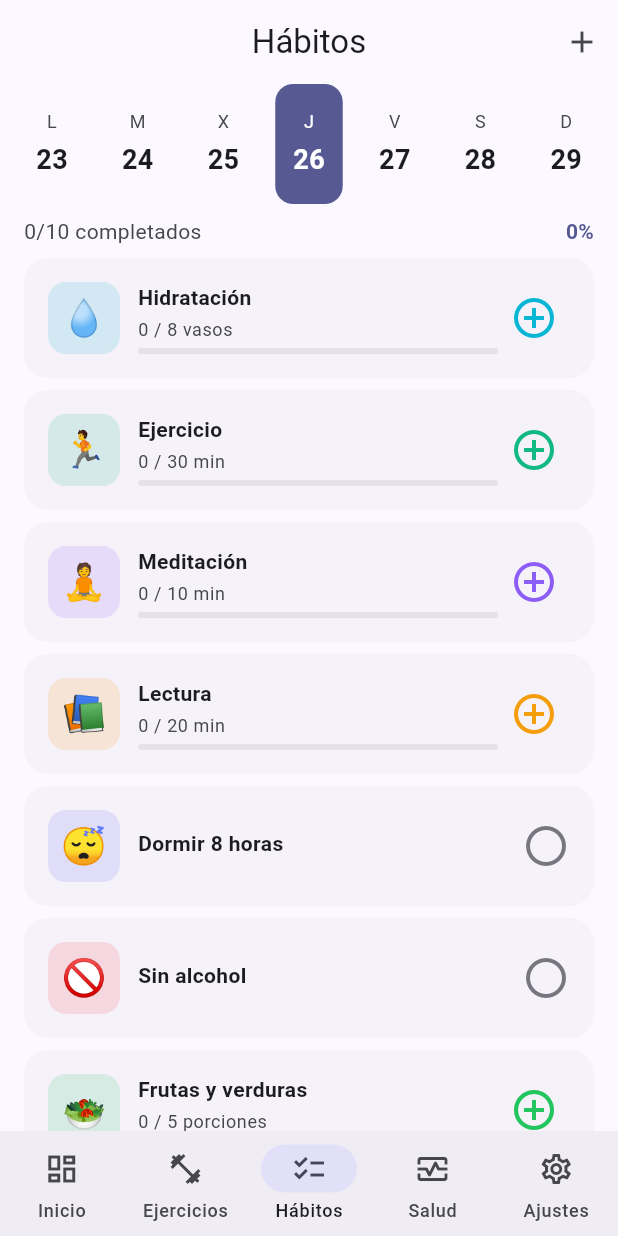
After one commit to aalvag/dead-porky, a Flutter app: the HabitTrackerScreen screen opened by its route, on a phone screen of 412 x 824 dp. The commit adds this screen. Run offline on Flutter 3.47's test engine with Material 3 defaults, Android fonts, the phone set to English and light mode, and no system bars; our stand-ins replace cloud_firestore, dio, drift, firebase_auth, firebase_core, flutter_dotenv and 4 more; accounts and stored records are empty; generated files the repository leaves out were written again.

Commit message:
feat: Sistema de Hábitos completo
- Habit entity con tipos (boolean, cantidad, duración, timer)
- 10 hábitos predefinidos (agua, ejercicio, meditación, etc.)
- HabitTrackerScreen con calendario de 7 días
- Selector de fecha interactivo
- Progreso visual por hábito (barras y checks)
- Sistema de rachas (streaks)
- Agregar hábitos desde presets
- Registro de valores personalizados

```diff
--- a/lib/core/router/app_router.dart
+++ b/lib/core/router/app_router.dart
@@ -8,6 +8,7 @@ import 'package:dead_porky/features/auth/presentation/providers/auth_provider.da
 import 'package:dead_porky/features/dashboard/presentation/screens/dashboard_screen.dart';
 import 'package:dead_porky/features/exercises/presentation/screens/exercise_list_screen.dart';
 import 'package:dead_porky/features/exercises/presentation/screens/active_workout_screen.dart';
+import 'package:dead_porky/features/habits/presentation/screens/habit_tracker_screen.dart';
 
 // ==================== Route Names ====================
 abstract class AppRoutes {
@@ -140,8 +141,7 @@ final routerProvider = Provider<GoRouter>((ref) {
               GoRoute(
                 path: '/habits',
                 name: AppRoutes.habits,
-                builder: (context, state) =>
-                    const _PlaceholderScreen(title: 'Hábitos'),
+                builder: (context, state) => const HabitTrackerScreen(),
               ),
             ],
           ),
--- /dev/null
+++ b/lib/features/habits/domain/entities/habit.dart
@@ -0,0 +1,224 @@
+import 'package:flutter/material.dart';
+import 'package:flutter_riverpod/flutter_riverpod.dart';
+import 'package:uuid/uuid.dart';
+
+// ==================== Entities ====================
+
+class Habit {
+  final String id;
+  final String name;
+  final String icon;
+  final Color color;
+  final HabitType type;
+  final double? targetValue;
+  final String? targetUnit;
+  final HabitFrequency frequency;
+  final List<int>? customDays;
+  final String? reminderTime;
+  final bool reminderEnabled;
+  final String category;
+  final int currentStreak;
+  final int longestStreak;
+  final bool archived;
+  final DateTime createdAt;
+
+  const Habit({
+    required this.id,
+    required this.name,
+    required this.icon,
+    required this.color,
+    required this.type,
+    this.targetValue,
+    this.targetUnit,
+    required this.frequency,
+    this.customDays,
+    this.reminderTime,
+    this.reminderEnabled = false,
+    required this.category,
+    this.currentStreak = 0,
+    this.longestStreak = 0,
+    this.archived = false,
+    required this.createdAt,
+  });
+
+  factory Habit.create({
+    required String name,
+    required String icon,
+    required Color color,
+    required HabitType type,
+    double? targetValue,
+    String? targetUnit,
+    required HabitFrequency frequency,
+    required String category,
+  }) {
+    return Habit(
+      id: const Uuid().v4(),
+      name: name,
+      icon: icon,
+      color: color,
+      type: type,
+      targetValue: targetValue,
+      targetUnit: targetUnit,
+      frequency: frequency,
+      category: category,
+      createdAt: DateTime.now(),
+    );
+  }
+
+  Habit copyWith({
+    String? name,
+    String? icon,
+    Color? color,
+    HabitType? type,
+    double? targetValue,
+    String? targetUnit,
+    HabitFrequency? frequency,
+    int? currentStreak,
+    int? longestStreak,
+    bool? archived,
+  }) {
+    return Habit(
+      id: id,
+      name: name ?? this.name,
+      icon: icon ?? this.icon,
+      color: color ?? this.color,
+      type: type ?? this.type,
+      targetValue: targetValue ?? this.targetValue,
+      targetUnit: targetUnit ?? this.targetUnit,
+      frequency: frequency ?? this.frequency,
+      customDays: customDays,
+      reminderTime: reminderTime,
+      reminderEnabled: reminderEnabled,
+      category: category,
+      currentStreak: currentStreak ?? this.currentStreak,
+      longestStreak: longestStreak ?? this.longestStreak,
+      archived: archived ?? this.archived,
+      createdAt: createdAt,
+    );
+  }
+}
+
+enum HabitType { boolean, quantity, duration, timer }
+
+enum HabitFrequency { daily, weekly, weekdays, custom }
+
+extension HabitTypeX on HabitType {
+  String get label {
+    switch (this) {
+      case HabitType.boolean:
+        return 'Sí/No';
+      case HabitType.quantity:
+        return 'Cantidad';
+      case HabitType.duration:
+        return 'Duración';
+      case HabitType.timer:
+        return 'Temporizador';
+    }
+  }
+}
+
+extension HabitFrequencyX on HabitFrequency {
+  String get label {
+    switch (this) {
+      case HabitFrequency.daily:
+        return 'Diario';
+      case HabitFrequency.weekly:
+        return 'Semanal';
+      case HabitFrequency.weekdays:
+        return 'Días laborales';
+      case HabitFrequency.custom:
+        return 'Personalizado';
+    }
+  }
+}
+
+// ==================== Preset Habits ====================
+
+class PresetHabits {
+  static final List<Map<String, dynamic>> habits = [
+    {
+      'name': 'Hidratación',
+      'icon': '💧',
+      'color': const Color(0xFF06B6D4),
+      'type': HabitType.quantity,
+      'targetValue': 8.0,
+      'targetUnit': 'vasos',
+      'category': 'health',
+    },
+    {
+      'name': 'Ejercicio',
+      'icon': '🏃',
+      'color': const Color(0xFF10B981),
+      'type': HabitType.duration,
+      'targetValue': 30.0,
+      'targetUnit': 'min',
+      'category': 'fitness',
+    },
+    {
+      'name': 'Meditación',
+      'icon': '🧘',
+      'color': const Color(0xFF8B5CF6),
+      'type': HabitType.duration,
+      'targetValue': 10.0,
+      'targetUnit': 'min',
+      'category': 'mindfulness',
+    },
+    {
+      'name': 'Lectura',
+      'icon': '📚',
+      'color': const Color(0xFFF59E0B),
+      'type': HabitType.duration,
+      'targetValue': 20.0,
+      'targetUnit': 'min',
+      'category': 'personal',
+    },
+    {
+      'name': 'Dormir 8 horas',
+      'icon': '😴',
+      'color': const Color(0xFF6366F1),
+      'type': HabitType.boolean,
+      'category': 'sleep',
+    },
+    {
+      'name': 'Sin alcohol',
+      'icon': '🚫',
+      'color': const Color(0xFFEF4444),
+      'type': HabitType.boolean,
+      'category': 'health',
+    },
+    {
+      'name': 'Frutas y verduras',
+      'icon': '🥗',
+      'color': const Color(0xFF22C55E),
+      'type': HabitType.quantity,
+      'targetValue': 5.0,
+      'targetUnit': 'porciones',
+      'category': 'nutrition',
+    },
+    {
+      'name': 'Caminar',
+      'icon': '🚶',
+      'color': const Color(0xFF3B82F6),
+      'type': HabitType.quantity,
+      'targetValue': 10000.0,
+      'targetUnit': 'pasos',
+      'category': 'fitness',
+    },
+    {
+      'name': 'Estiramientos',
+      'icon': '🤸',
+      'color': const Color(0xFFEC4899),
+      'type': HabitType.duration,
+      'targetValue': 10.0,
+      'targetUnit': 'min',
+      'category': 'fitness',
+    },
+    {
+      'name': 'Diario de gratitud',
+      'icon': '🙏',
+      'color': const Color(0xFFF97316),
+      'type': HabitType.boolean,
+      'category': 'mindfulness',
+    },
+  ];
+}
--- /dev/null
+++ b/lib/features/habits/presentation/screens/habit_tracker_screen.dart
@@ -0,0 +1,478 @@
+import 'package:flutter/material.dart';
+import 'package:flutter_riverpod/flutter_riverpod.dart';
+import 'package:dead_porky/features/habits/domain/entities/habit.dart';
+
+// ==================== Providers ====================
+
+final habitsProvider = StateProvider<List<Habit>>((ref) {
+  return PresetHabits.habits
+      .map(
+        (h) => Habit.create(
+          name: h['name'],
+          icon: h['icon'],
+          color: h['color'],
+          type: h['type'],
+          targetValue: h['targetValue'],
+          targetUnit: h['targetUnit'],
+          category: h['category'],
+          frequency: HabitFrequency.daily,
+        ),
+      )
+      .toList();
+});
+
+final habitLogsProvider = StateProvider<Map<String, Map<String, double>>>((
+  ref,
+) {
+  return {}; // {habitId: {date: value}}
+});
+
+final selectedDateProvider = StateProvider<DateTime>((ref) => DateTime.now());
+
+// ==================== Screen ====================
+
+class HabitTrackerScreen extends ConsumerWidget {
+  const HabitTrackerScreen({super.key});
+
+  @override
+  Widget build(BuildContext context, WidgetRef ref) {
+    final theme = Theme.of(context);
+    final habits = ref.watch(habitsProvider);
+    final selectedDate = ref.watch(selectedDateProvider);
+    final habitLogs = ref.watch(habitLogsProvider);
+
+    final completedToday = habits.where((h) {
+      final dateKey = _dateKey(selectedDate);
+      return habitLogs[h.id]?[dateKey] != null &&
+          (h.type == HabitType.boolean
+              ? habitLogs[h.id]![dateKey]! > 0
+              : habitLogs[h.id]![dateKey]! >= (h.targetValue ?? 1));
+    }).length;
+
+    return Scaffold(
+      appBar: AppBar(
+        title: const Text('Hábitos'),
+        actions: [
+          IconButton(
+            icon: const Icon(Icons.add),
+            onPressed: () => _showAddHabitSheet(context, ref),
+          ),
+        ],
+      ),
+      body: Column(
+        children: [
+          // Date selector
+          _DateSelector(
+            selectedDate: selectedDate,
+            onDateChanged: (date) {
+              ref.read(selectedDateProvider.notifier).state = date;
+            },
+          ),
+
+          // Progress summary
+          Padding(
+            padding: const EdgeInsets.symmetric(horizontal: 16, vertical: 8),
+            child: Row(
+              children: [
+                Text(
+                  '$completedToday/${habits.length} completados',
+                  style: theme.textTheme.bodyMedium?.copyWith(
+                    color: theme.colorScheme.onSurfaceVariant,
+                  ),
+                ),
+                const Spacer(),
+                Text(
+                  '${(completedToday / habits.length * 100).toStringAsFixed(0)}%',
+                  style: theme.textTheme.bodyMedium?.copyWith(
+                    fontWeight: FontWeight.bold,
+                    color: theme.colorScheme.primary,
+                  ),
+                ),
+              ],
+            ),
+          ),
+
+          // Habits list
+          Expanded(
+            child: ListView.builder(
+              padding: const EdgeInsets.symmetric(horizontal: 16),
+              itemCount: habits.length,
+              itemBuilder: (context, index) {
+                final habit = habits[index];
+                final dateKey = _dateKey(selectedDate);
+                final value = habitLogs[habit.id]?[dateKey] ?? 0;
+                final isCompleted = habit.type == HabitType.boolean
+                    ? value > 0
+                    : value >= (habit.targetValue ?? 1);
+
+                return _HabitCard(
+                  habit: habit,
+                  currentValue: value,
+                  isCompleted: isCompleted,
+                  onTap: () => _toggleHabit(context, ref, habit),
+                  onIncrement: () => _incrementHabit(ref, habit),
+                );
+              },
+            ),
+          ),
+        ],
+      ),
+    );
+  }
+
+  String _dateKey(DateTime date) =>
+      '${date.year}-${date.month.toString().padLeft(2, '0')}-${date.day.toString().padLeft(2, '0')}';
+
+  void _toggleHabit(BuildContext context, WidgetRef ref, Habit habit) {
+    final logs = Map<String, Map<String, double>>.from(
+      ref.read(habitLogsProvider),
+    );
+    final dateKey = _dateKey(ref.read(selectedDateProvider));
+
+    logs[habit.id] ??= {};
+    final current = logs[habit.id]![dateKey] ?? 0;
+
+    if (habit.type == HabitType.boolean) {
+      logs[habit.id]![dateKey] = current > 0 ? 0 : 1;
+    } else {
+      _showValueDialog(context, ref, habit, logs, dateKey);
+      return;
+    }
+
+    ref.read(habitLogsProvider.notifier).state = logs;
+  }
+
+  void _incrementHabit(WidgetRef ref, Habit habit) {
+    final logs = Map<String, Map<String, double>>.from(
+      ref.read(habitLogsProvider),
+    );
+    final dateKey = _dateKey(ref.read(selectedDateProvider));
+
+    logs[habit.id] ??= {};
+    logs[habit.id]![dateKey] = (logs[habit.id]![dateKey] ?? 0) + 1;
+
+    ref.read(habitLogsProvider.notifier).state = logs;
+  }
+
+  void _showValueDialog(
+    BuildContext context,
+    WidgetRef ref,
+    Habit habit,
+    Map<String, Map<String, double>> logs,
+    String dateKey,
+  ) {
+    final controller = TextEditingController(
+      text: (logs[habit.id]?[dateKey] ?? 0).toStringAsFixed(0),
+    );
+
+    showDialog(
+      context: context,
+      builder: (context) => AlertDialog(
+        title: Text(habit.name),
+        content: TextField(
+          controller: controller,
+          keyboardType: TextInputType.number,
+          decoration: InputDecoration(
+            labelText: habit.targetUnit ?? 'Valor',
+            suffixText: habit.targetUnit,
+          ),
+          autofocus: true,
+        ),
+        actions: [
+          TextButton(
+            onPressed: () => Navigator.pop(context),
+            child: const Text('Cancelar'),
+          ),
+          FilledButton(
+            onPressed: () {
+              final value = double.tryParse(controller.text) ?? 0;
+              logs[habit.id] ??= {};
+              logs[habit.id]![dateKey] = value;
+              ref.read(habitLogsProvider.notifier).state = logs;
+              Navigator.pop(context);
+            },
+            child: const Text('Guardar'),
+          ),
+        ],
+      ),
+    );
+  }
+
+  void _showAddHabitSheet(BuildContext context, WidgetRef ref) {
+    showModalBottomSheet(
+      context: context,
+      isScrollControlled: true,
+      builder: (context) => DraggableScrollableSheet(
+        initialChildSize: 0.7,
+        minChildSize: 0.5,
+        maxChildSize: 0.9,
+        expand: false,
+        builder: (context, scrollController) => Column(
+          children: [
+            Padding(
+              padding: const EdgeInsets.all(16),
+              child: Text(
+                'Agregar hábito',
+                style: Theme.of(
+                  context,
+                ).textTheme.titleLarge?.copyWith(fontWeight: FontWeight.bold),
+              ),
+            ),
+            Expanded(
+              child: ListView.builder(
+                controller: scrollController,
+                itemCount: PresetHabits.habits.length,
+                itemBuilder: (context, index) {
+                  final preset = PresetHabits.habits[index];
+                  return ListTile(
+                    leading: Text(
+                      preset['icon'],
+                      style: const TextStyle(fontSize: 28),
+                    ),
+                    title: Text(preset['name']),
+                    subtitle: Text(preset['type'].label),
+                    onTap: () {
+                      final habit = Habit.create(
+                        name: preset['name'],
+                        icon: preset['icon'],
+                        color: preset['color'],
+                        type: preset['type'],
+                        targetValue: preset['targetValue'],
+                        targetUnit: preset['targetUnit'],
+                        category: preset['category'],
+                        frequency: HabitFrequency.daily,
+                      );
+                      final habits = List<Habit>.from(ref.read(habitsProvider));
+                      habits.add(habit);
+                      ref.read(habitsProvider.notifier).state = habits;
+                      Navigator.pop(context);
+                    },
+                  );
+                },
+              ),
+            ),
+          ],
+        ),
+      ),
+    );
+  }
+}
+
+// ==================== Widgets ====================
+
+class _DateSelector extends StatelessWidget {
+  final DateTime selectedDate;
+  final Function(DateTime) onDateChanged;
+
+  const _DateSelector({
+    required this.selectedDate,
+    required this.onDateChanged,
+  });
+
+  @override
+  Widget build(BuildContext context) {
+    final theme = Theme.of(context);
+    final today = DateTime.now();
+    final days = List.generate(7, (i) => today.subtract(Duration(days: 3 - i)));
+
+    return SizedBox(
+      height: 80,
+      child: Row(
+        mainAxisAlignment: MainAxisAlignment.spaceEvenly,
+        children: days.map((date) {
+          final isSelected =
+              date.year == selectedDate.year &&
+              date.month == selectedDate.month &&
+              date.day == selectedDate.day;
+          final isToday =
+              date.year == today.year &&
+              date.month == today.month &&
+              date.day == today.day;
+
+          return GestureDetector(
+            onTap: () => onDateChanged(date),
+            child: Container(
+              width: 45,
+              decoration: BoxDecoration(
+                color: isSelected
+                    ? theme.colorScheme.primary
+                    : Colors.transparent,
+                borderRadius: BorderRadius.circular(12),
+                border: isToday && !isSelected
+                    ? Border.all(color: theme.colorScheme.primary)
+                    : null,
+              ),
+              child: Column(
+                mainAxisAlignment: MainAxisAlignment.center,
+                children: [
+                  Text(
+                    ['L', 'M', 'X', 'J', 'V', 'S', 'D'][date.weekday - 1],
+                    style: TextStyle(
+                      fontSize: 12,
+                      color: isSelected
+                          ? theme.colorScheme.onPrimary
+                          : theme.colorScheme.onSurfaceVariant,
+                    ),
+                  ),
+                  const SizedBox(height: 4),
+                  Text(
+                    '${date.day}',
+                    style: TextStyle(
+                      fontSize: 18,
+                      fontWeight: FontWeight.bold,
+                      color: isSelected ? theme.colorScheme.onPrimary : null,
+                    ),
+                  ),
+                ],
+              ),
+            ),
+          );
+        }).toList(),
+      ),
+    );
+  }
+}
+
+class _HabitCard extends StatelessWidget {
+  final Habit habit;
+  final double currentValue;
+  final bool isCompleted;
+  final VoidCallback onTap;
+  final VoidCallback onIncrement;
+
+  const _HabitCard({
+    required this.habit,
+    required this.currentValue,
+    required this.isCompleted,
+    required this.onTap,
+    required this.onIncrement,
+  });
+
+  @override
+  Widget build(BuildContext context) {
+    final theme = Theme.of(context);
+    final progress = habit.targetValue != null
+        ? (currentValue / habit.targetValue!).clamp(0.0, 1.0)
+        : (isCompleted ? 1.0 : 0.0);
+
+    return Card(
+      margin: const EdgeInsets.only(bottom: 8),
+      color: isCompleted ? habit.color.withValues(alpha: 0.15) : null,
+      child: InkWell(
+        onTap: onTap,
+        borderRadius: BorderRadius.circular(12),
+        child: Padding(
+          padding: const EdgeInsets.all(16),
+          child: Row(
+            children: [
+              // Icon
+              Container(
+                width: 48,
+                height: 48,
+                decoration: BoxDecoration(
+                  color: habit.color.withValues(alpha: 0.15),
+                  borderRadius: BorderRadius.circular(12),
+                ),
+                child: Center(
+                  child: Text(habit.icon, style: const TextStyle(fontSize: 24)),
+                ),
+              ),
+              const SizedBox(width: 12),
+
+              // Info
+              Expanded(
+                child: Column(
+                  crossAxisAlignment: CrossAxisAlignment.start,
+                  children: [
+                    Row(
+                      children: [
+                        Text(
+                          habit.name,
+                          style: TextStyle(
+                            fontWeight: FontWeight.w600,
+                            decoration: isCompleted
+                                ? TextDecoration.lineThrough
+                                : null,
+                          ),
+                        ),
+                        if (isCompleted) ...[
+                          const SizedBox(width: 4),
+                          const Icon(
+                            Icons.check_circle,
+                            size: 16,
+                            color: Colors.green,
+                          ),
+                        ],
+                      ],
+                    ),
+                    const SizedBox(height: 4),
+                    if (habit.type != HabitType.boolean)
+                      Text(
+                        '${currentValue.toStringAsFixed(0)} / ${habit.targetValue?.toStringAsFixed(0) ?? '?'} ${habit.targetUnit ?? ''}',
+                        style: theme.textTheme.bodySmall?.copyWith(
+                          color: theme.colorScheme.onSurfaceVariant,
+                        ),
+                      ),
+                    if (habit.type != HabitType.boolean) ...[
+                      const SizedBox(height: 4),
+                      LinearProgressIndicator(
+                        value: progress,
+                        minHeight: 4,
+                        borderRadius: BorderRadius.circular(2),
+                        backgroundColor:
+                            theme.colorScheme.surfaceContainerHighest,
+                        valueColor: AlwaysStoppedAnimation(habit.color),
+                      ),
+                    ],
+                  ],
+                ),
+              ),
+
+              // Streak / Action
+              if (habit.type == HabitType.boolean)
+                Icon(
+                  isCompleted ? Icons.check_circle : Icons.circle_outlined,
+                  color: isCompleted ? Colors.green : theme.colorScheme.outline,
+                  size: 32,
+                )
+              else
+                IconButton(
+                  icon: const Icon(Icons.add_circle_outline),
+                  color: habit.color,
+                  iconSize: 32,
+                  onPressed: onIncrement,
+                ),
+
+              // Streak badge
+              if (habit.currentStreak > 0)
+                Container(
+                  margin: const EdgeInsets.only(left: 8),
+                  padding: const EdgeInsets.symmetric(
+                    horizontal: 6,
+                    vertical: 2,
+                  ),
+                  decoration: BoxDecoration(
+                    color: Colors.orange.withValues(alpha: 0.15),
+                    borderRadius: BorderRadius.circular(8),
+                  ),
+                  child: Row(
+                    mainAxisSize: MainAxisSize.min,
+                    children: [
+                      const Text('🔥', style: TextStyle(fontSize: 12)),
+                      Text(
+                        '${habit.currentStreak}',
+                        style: const TextStyle(
+                          fontSize: 12,
+                          fontWeight: FontWeight.bold,
+                        ),
+                      ),
+                    ],
+                  ),
+                ),
+            ],
+          ),
+        ),
+      ),
+    );
+  }
+}
```
